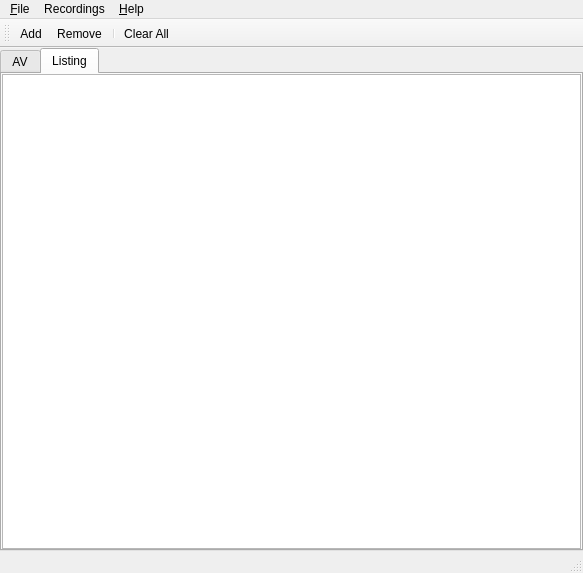
Above: rekhtanavees/ui/mainwindow.ui from RoXimn/rekhtanavees before the change. Below: the same form after it.
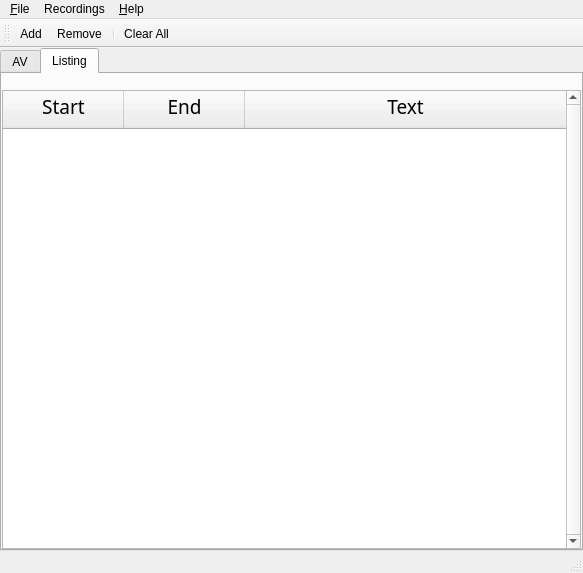
That is the form after the change. The open tabs and pages were chosen to show the change. Icons and pictures are not drawn.

Patch:
```diff
--- a/rekhtanavees/ui/mainwindow.ui
+++ b/rekhtanavees/ui/mainwindow.ui
@@ -278,7 +278,69 @@
         </attribute>
         <layout class="QVBoxLayout" name="verticalLayout_5">
          <item>
-          <widget class="QListWidget" name="lsvListing"/>
+          <widget class="QLabel" name="lblRecordingTitle">
+           <property name="text">
+            <string/>
+           </property>
+          </widget>
+         </item>
+         <item>
+          <widget class="QTableWidget" name="tbvListing">
+           <property name="font">
+            <font>
+             <family>Noto Naskh Arabic</family>
+             <pointsize>14</pointsize>
+            </font>
+           </property>
+           <property name="verticalScrollBarPolicy">
+            <enum>Qt::ScrollBarPolicy::ScrollBarAlwaysOn</enum>
+           </property>
+           <property name="editTriggers">
+            <set>QAbstractItemView::EditTrigger::NoEditTriggers</set>
+           </property>
+           <property name="alternatingRowColors">
+            <bool>true</bool>
+           </property>
+           <property name="selectionMode">
+            <enum>QAbstractItemView::SelectionMode::SingleSelection</enum>
+           </property>
+           <property name="selectionBehavior">
+            <enum>QAbstractItemView::SelectionBehavior::SelectRows</enum>
+           </property>
+           <property name="textElideMode">
+            <enum>Qt::TextElideMode::ElideMiddle</enum>
+           </property>
+           <property name="gridStyle">
+            <enum>Qt::PenStyle::DotLine</enum>
+           </property>
+           <property name="wordWrap">
+            <bool>true</bool>
+           </property>
+           <property name="cornerButtonEnabled">
+            <bool>false</bool>
+           </property>
+           <attribute name="horizontalHeaderStretchLastSection">
+            <bool>true</bool>
+           </attribute>
+           <attribute name="verticalHeaderStretchLastSection">
+            <bool>false</bool>
+           </attribute>
+           <column>
+            <property name="text">
+             <string>Start</string>
+            </property>
+           </column>
+           <column>
+            <property name="text">
+             <string>End</string>
+            </property>
+           </column>
+           <column>
+            <property name="text">
+             <string>Text</string>
+            </property>
+           </column>
+          </widget>
          </item>
         </layout>
        </widget>
```
Left out of the diff: 4 changed lines with no effect on the pictures.
